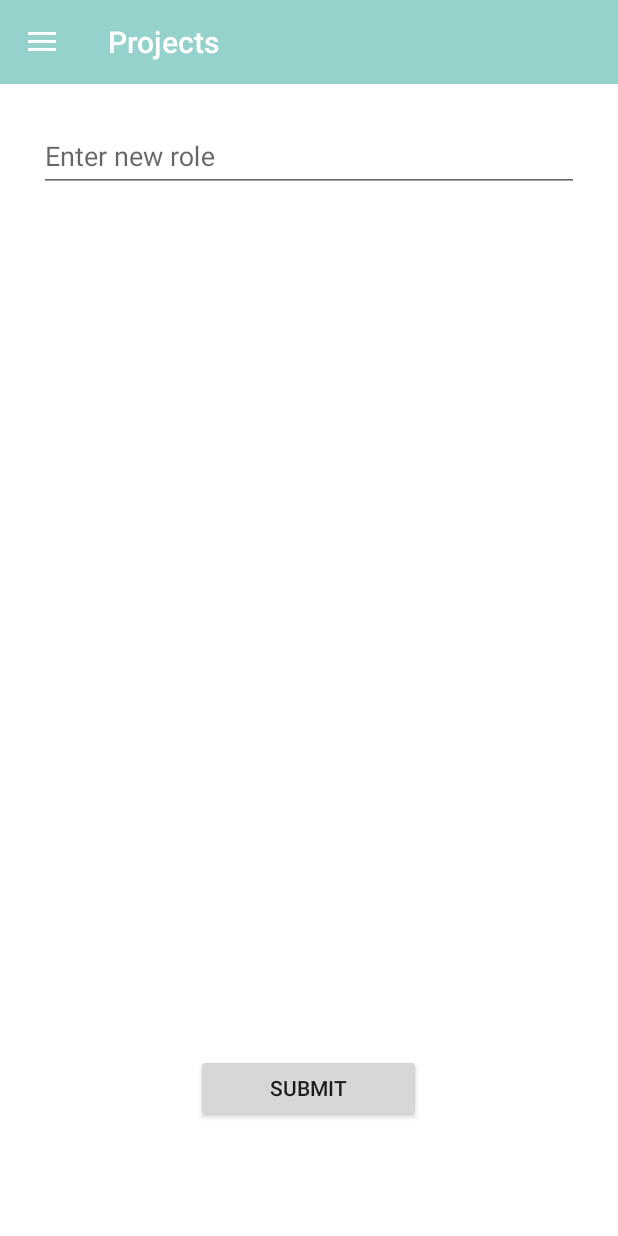
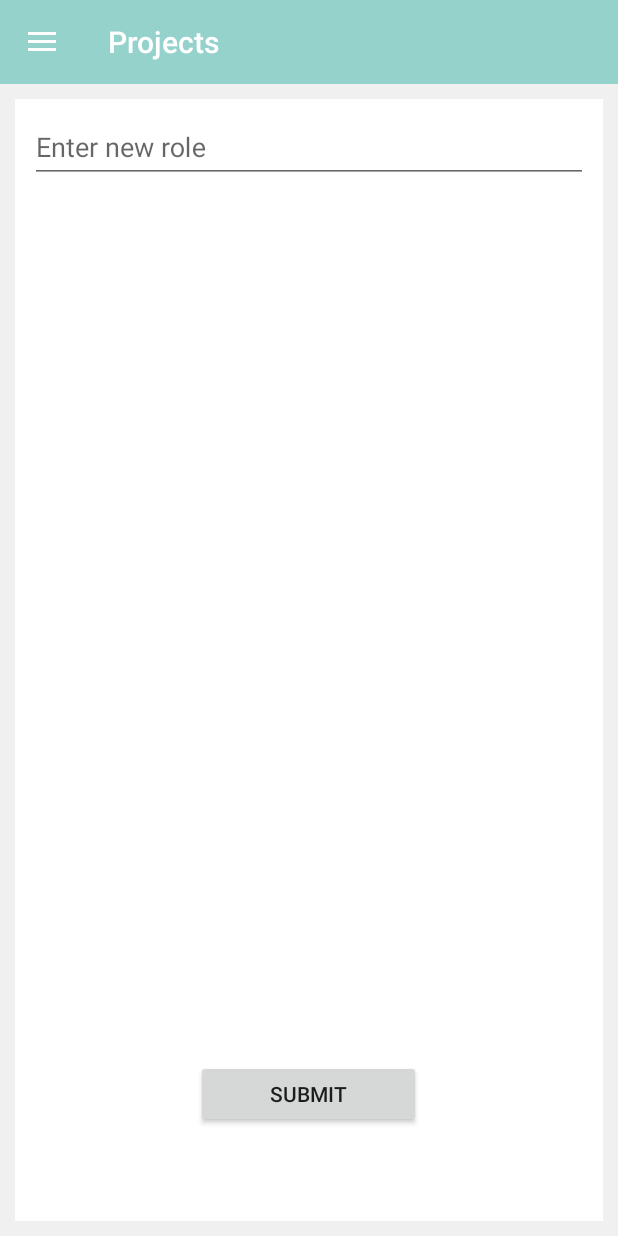
Before and after one commit to lakshay148/OfficeOffice, an Android app: the fragment AddRoleFragment placed in its activity, on a phone screen of 412 x 824 dp. Run offline under Robolectric (Android 15) with nearby library versions, the phone set to English and light mode, and no system bars.

```diff
--- a/app/src/main/res/layout/fragment_add_role.xml
+++ b/app/src/main/res/layout/fragment_add_role.xml
@@ -6,11 +6,8 @@
     android:layout_height="match_parent"
     android:background="#ffffff"
     android:orientation="vertical"
-    android:paddingBottom="@dimen/activity_vertical_margin"
+   android:layout_margin="10dp"
     android:id="@+id/linearlayout_addrole"
-    android:paddingLeft="@dimen/activity_horizontal_margin"
-    android:paddingRight="@dimen/activity_horizontal_margin"
-    android:paddingTop="@dimen/activity_vertical_margin"
     tools:context="com.truedev.officeoffice.Fragments.AddRoleFragment">
 
     <ScrollView
```
Also changed, not shown: app/build.gradle (+4 -5 lines), app/src/main/res/layout/show_all_task_layout.xml (+2 -7 lines).
